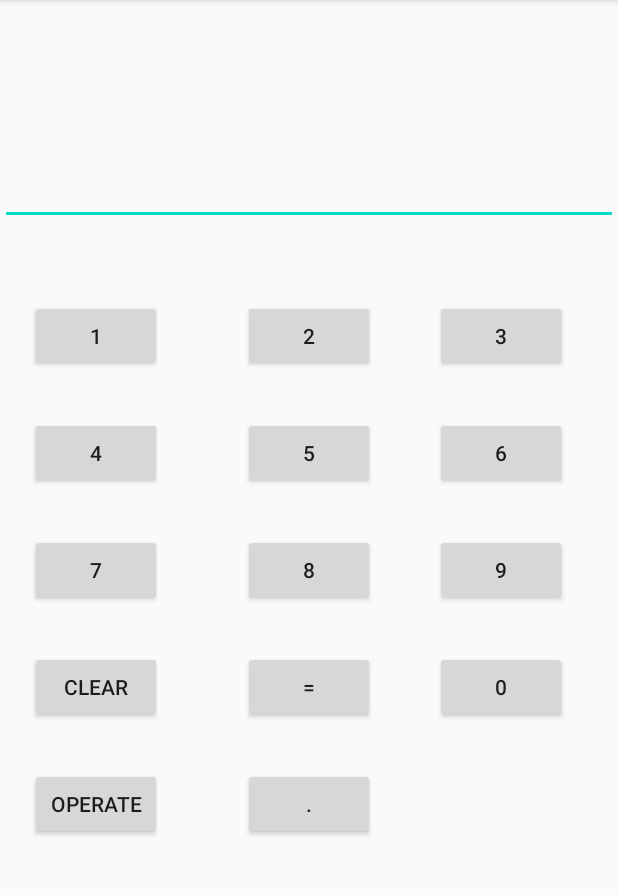
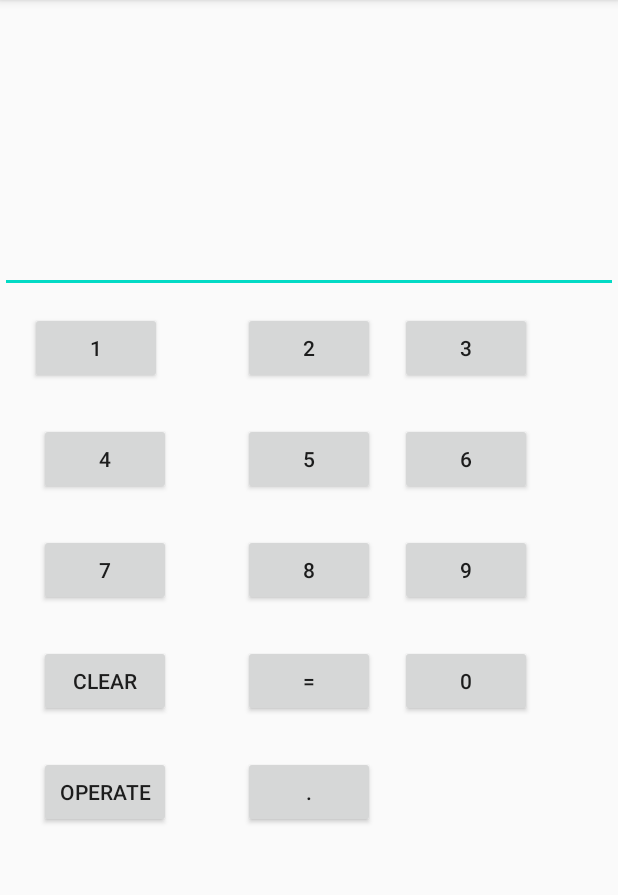
Before and after one commit to BinduKalyani/Calculator, an Android app: the MainActivity2 screen opened directly, with no data from a screen before it, on a phone screen of 412 x 824 dp, the part 84-979 px from its top. Run offline under Robolectric (Android 15) with nearby library versions, the phone set to English and light mode, and no system bars; our stand-ins replace sdp/ssp sizes; 1 statement that could not run was skipped.

Commit message:
Update activity_main2.xml

```diff
--- a/app/src/main/res/layout/activity_main2.xml
+++ b/app/src/main/res/layout/activity_main2.xml
@@ -10,9 +10,9 @@
         android:layout_width="match_parent"
         android:id="@+id/editText"
         android:inputType="number"
-        android:layout_height="130dp"
-        android:layout_marginTop="20dp"
-        android:padding="20dp"/>
+        android:layout_height="@dimen/_130sdp"
+        android:layout_marginTop="@dimen/_20sdp"
+        android:padding="@dimen/_20sdp"/>
 
 
     <Button
@@ -20,63 +20,63 @@
         android:layout_width="wrap_content"
         android:layout_height="wrap_content"
         android:text="@string/_1"
-        android:layout_marginTop="200dp"
+        android:layout_marginTop="@dimen/_160sdp"
         android:layout_marginStart="20dp"
-        tools:layout_editor_absoluteX="61dp"
-        tools:layout_editor_absoluteY="204dp" />
+        tools:layout_editor_absoluteX="@dimen/_61sdp"
+        tools:layout_editor_absoluteY="@dimen/_204sdp" />
 
     <Button
         android:id="@+id/button2"
         android:layout_width="wrap_content"
         android:layout_height="wrap_content"
         android:layout_centerHorizontal="true"
-        android:layout_marginTop="200dp"
+        android:layout_marginTop="@dimen/_160sdp"
         android:text="@string/_2"
-        tools:layout_editor_absoluteX="177dp"
-        tools:layout_editor_absoluteY="204dp" />
+        tools:layout_editor_absoluteX="@dimen/_177sdp"
+        tools:layout_editor_absoluteY="@dimen/_204sdp" />
 
     <Button
         android:id="@+id/button3"
         android:layout_width="wrap_content"
         android:layout_height="wrap_content"
         android:text="@string/_3"
-        android:layout_marginStart="290dp"
-        android:layout_marginTop="200dp"
-        tools:layout_editor_absoluteX="307dp"
-        tools:layout_editor_absoluteY="204dp" />
+        android:layout_marginStart="@dimen/_205sdp"
+        android:layout_marginTop="@dimen/_160sdp"
+        tools:layout_editor_absoluteX="@dimen/_307sdp"
+        tools:layout_editor_absoluteY="@dimen/_204sdp" />
 
     <Button
         android:id="@+id/button4"
         android:layout_width="wrap_content"
         android:layout_height="wrap_content"
         android:layout_below="@id/button1"
-        android:layout_marginStart="20dp"
-        android:layout_marginTop="30dp"
+        android:layout_marginStart="@dimen/_20sdp"
+        android:layout_marginTop="@dimen/_20sdp"
         android:text="@string/_4"
-        tools:layout_editor_absoluteX="61dp"
-        tools:layout_editor_absoluteY="277dp" />
+        tools:layout_editor_absoluteX="@dimen/_61sdp"
+        tools:layout_editor_absoluteY="@dimen/_277sdp" />
 
     <Button
         android:id="@+id/button5"
         android:layout_width="wrap_content"
         android:layout_below="@id/button2"
         android:layout_centerHorizontal="true"
-        android:layout_marginTop="30dp"
+        android:layout_marginTop="@dimen/_20sdp"
         android:layout_height="wrap_content"
         android:text="@string/_5"
-        tools:layout_editor_absoluteX="177dp"
-        tools:layout_editor_absoluteY="286dp" />
+        tools:layout_editor_absoluteX="@dimen/_177sdp"
+        tools:layout_editor_absoluteY="@dimen/_286sdp" />
 
     <Button
         android:id="@+id/button6"
         android:layout_width="wrap_content"
         android:layout_height="wrap_content"
         android:layout_below="@id/button3"
-       android:layout_marginStart="290dp"
-        android:layout_marginTop="30dp"
+       android:layout_marginStart="@dimen/_205sdp"
+        android:layout_marginTop="@dimen/_20sdp"
         android:text="@string/_6"
-        tools:layout_editor_absoluteX="307dp"
-        tools:layout_editor_absoluteY="285dp" />
+        tools:layout_editor_absoluteX="@dimen/_307sdp"
+        tools:layout_editor_absoluteY="@dimen/_285sdp" />
 
     <Button
         android:id="@+id/button7"
@@ -84,10 +84,10 @@
         android:layout_height="wrap_content"
         android:text="@string/_7"
         android:layout_below="@id/button4"
-        android:layout_marginStart="20dp"
-        android:layout_marginTop="30dp"
-        tools:layout_editor_absoluteX="61dp"
-        tools:layout_editor_absoluteY="359dp" />
+        android:layout_marginStart="@dimen/_20sdp"
+        android:layout_marginTop="@dimen/_20sdp"
+        tools:layout_editor_absoluteX="@dimen/_61dp"
+        tools:layout_editor_absoluteY="@dimen/_359dp" />
 
     <Button
         android:id="@+id/button8"
@@ -95,21 +95,21 @@
         android:layout_height="wrap_content"
         android:layout_below="@id/button5"
         android:layout_centerHorizontal="true"
-        android:layout_marginTop="30dp"
+        android:layout_marginTop="@dimen/_20sdp"
         android:text="@string/_8"
-        tools:layout_editor_absoluteX="177dp"
-        tools:layout_editor_absoluteY="359dp" />
+        tools:layout_editor_absoluteX="@dimen/_177sdp"
+        tools:layout_editor_absoluteY="@dimen/_359sdp" />
 
     <Button
         android:id="@+id/button9"
         android:layout_width="wrap_content"
         android:layout_height="wrap_content"
         android:layout_below="@id/button6"
-        android:layout_marginStart="290dp"
-        android:layout_marginTop="30dp"
+        android:layout_marginStart="@dimen/_205sdp"
+        android:layout_marginTop="@dimen/_20sdp"
         android:text="@string/nine"
-        tools:layout_editor_absoluteX="307dp"
-        tools:layout_editor_absoluteY="359dp" />
+        tools:layout_editor_absoluteX="@dimen/_307dp"
+        tools:layout_editor_absoluteY="@dimen/_359dp" />
 
     <Button
         android:id="@+id/button10"
@@ -117,10 +117,10 @@
         android:layout_height="wrap_content"
         android:text="@string/zero"
         android:layout_below="@id/button9"
-        android:layout_marginStart="290dp"
-        android:layout_marginTop="30dp"
-        tools:layout_editor_absoluteX="61dp"
-        tools:layout_editor_absoluteY="441dp" />
+        android:layout_marginStart="@dimen/_205sdp"
+        android:layout_marginTop="@dimen/_20sdp"
+        tools:layout_editor_absoluteX="@dimen/_61sdp"
+        tools:layout_editor_absoluteY="@dimen/_441sdp" />
 
     <Button
         android:id="@+id/button11"
@@ -128,10 +128,10 @@
         android:layout_height="wrap_content"
         android:text="@string/clear"
         android:layout_below="@id/button7"
-        android:layout_marginStart="20dp"
-        android:layout_marginTop="30dp"
-        tools:layout_editor_absoluteX="177dp"
-        tools:layout_editor_absoluteY="441dp" />
+        android:layout_marginStart="@dimen/_20sdp"
+        android:layout_marginTop="@dimen/_20sdp"
+        tools:layout_editor_absoluteX="@dimen/_177sdp"
+        tools:layout_editor_absoluteY="@dimen/_441sdp" />
 
     <Button
         android:id="@+id/button12"
@@ -140,9 +140,9 @@
         android:text="@string/equal"
         android:layout_below="@id/button8"
         android:layout_centerHorizontal="true"
-        android:layout_marginTop="30dp"
-        tools:layout_editor_absoluteX="307dp"
-        tools:layout_editor_absoluteY="441dp" />
+        android:layout_marginTop="@dimen/_20sdp"
+        tools:layout_editor_absoluteX="@dimen/_307sdp"
+        tools:layout_editor_absoluteY="@dimen/_441sdp" />
 
     <Button
         android:id="@+id/button13"
@@ -150,10 +150,10 @@
         android:layout_height="wrap_content"
         android:text="@string/operate"
         android:layout_below="@id/button11"
-        android:layout_marginStart="20dp"
-        android:layout_marginTop="30dp"
-        tools:layout_editor_absoluteX="193dp"
-        tools:layout_editor_absoluteY="511dp" />
+        android:layout_marginStart="@dimen/_20sdp"
+        android:layout_marginTop="@dimen/_20sdp"
+        tools:layout_editor_absoluteX="@dimen/_193sdp"
+        tools:layout_editor_absoluteY="@dimen/_511sdp" />
 
     <Button
         android:id="@+id/button14"
@@ -162,7 +162,7 @@
         android:text="@string/dot"
         android:layout_below="@id/button12"
         android:layout_centerHorizontal="true"
-        android:layout_marginTop="30dp"
-        tools:layout_editor_absoluteX="193dp"
-        tools:layout_editor_absoluteY="511dp" />
+        android:layout_marginTop="@dimen/_20sdp"
+        tools:layout_editor_absoluteX="@dimen/_193sdp"
+        tools:layout_editor_absoluteY="@dimen/_511sdp" />
 </RelativeLayout>
```
